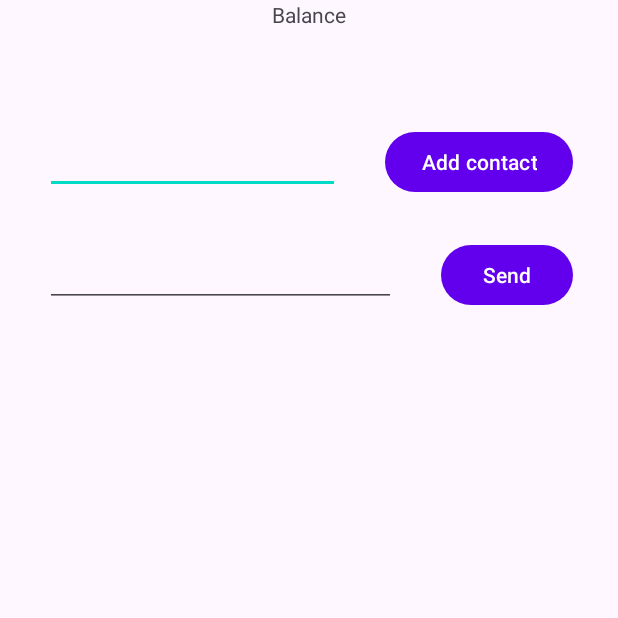
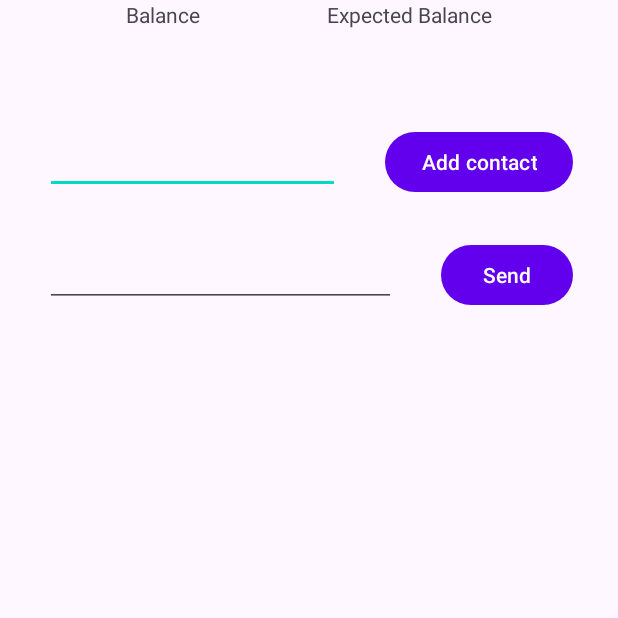
Before and after one commit to 18127003/CoinWallet, an Android app: the TransferActivity screen opened directly, with no data from a screen before it, on a phone screen of 412 x 824 dp, the top half of it. Run offline under Robolectric (Android 15) with nearby library versions, the phone set to English and light mode, and no system bars; our stand-ins replace Room's generated code; libraries missing offline, so code that uses them is left out: org.bitcoinj.core, org.bitcoinj.crypto, org.bitcoinj.kits, org.bitcoinj.script, org.bitcoinj.wallet and 1 more; 2 statements that could not run were skipped.

Commit message:
add expected balance

```diff
--- a/app/src/main/java/me/app/coinwallet/LocalWallet.java
+++ b/app/src/main/java/me/app/coinwallet/LocalWallet.java
@@ -59,8 +59,11 @@ public class LocalWallet {
     public boolean isEncrypted(){ return walletAppKit.wallet().isEncrypted(); }
 
     public String getPlainBalance(){
-        Log.e("HD","null "+(walletAppKit==null));
         return walletAppKit.wallet().getBalance().toPlainString();
+    }
+
+    public String getExpectedBalance(){
+        return walletAppKit.wallet().getBalance(Wallet.BalanceType.ESTIMATED).toPlainString();
     }
 
     public void addKey(){
--- a/app/src/main/java/me/app/coinwallet/ui/activities/TransferActivity.java
+++ b/app/src/main/java/me/app/coinwallet/ui/activities/TransferActivity.java
@@ -24,6 +24,7 @@ public class TransferActivity extends AppCompatActivity implements AddressBookAd
     Button sendBtn;
     Button addAddressBtn;
     TextView balance;
+    TextView expectedBalance;
     RecyclerView addressBook;
     TransferPageViewModel viewModel;
 
@@ -35,10 +36,12 @@ public class TransferActivity extends AppCompatActivity implements AddressBookAd
         sendAmount = findViewById(R.id.send_text);
         sendBtn = findViewById(R.id.send_button);
         balance = findViewById(R.id.balance);
+        expectedBalance = findViewById(R.id.expected_balance);
         addressBook = findViewById(R.id.address_book);
         addAddressBtn = findViewById(R.id.add_address_book_button);
         viewModel = new ViewModelProvider(this).get(TransferPageViewModel.class);
         viewModel.getBalance().observe(this,s -> balance.setText(s));
+        viewModel.getExpectedBalance().observe(this, s -> expectedBalance.setText(s));
         sendBtn.setOnClickListener(v -> sendPasswordDialog());
         addAddressBtn.setOnClickListener(v -> showAddContactDialog());
         AddressBookAdapter adapter = new AddressBookAdapter(this);
--- a/app/src/main/java/me/app/coinwallet/viewmodels/HomePageViewModel.java
+++ b/app/src/main/java/me/app/coinwallet/viewmodels/HomePageViewModel.java
@@ -29,6 +29,10 @@ public class HomePageViewModel extends ViewModel implements LocalWallet.EventLis
 
     public void extractMnemonic(File root){
         String mnemonicCode = localWallet.wallet().getKeyChainSeed().getMnemonicString();
+        if (mnemonicCode == null){
+            // TODO: Toast to notify user to decrypt wallet
+            return;
+        }
         Log.e("HD","Mnemonic code: "+mnemonicCode);
         File file = new File(root,"mnemonic");
         try {
--- a/app/src/main/java/me/app/coinwallet/viewmodels/TransferPageViewModel.java
+++ b/app/src/main/java/me/app/coinwallet/viewmodels/TransferPageViewModel.java
@@ -6,22 +6,24 @@ import androidx.lifecycle.AndroidViewModel;
 import androidx.lifecycle.LiveData;
 import androidx.lifecycle.MutableLiveData;
 import me.app.coinwallet.LocalWallet;
+import me.app.coinwallet.WalletNotificationType;
 import me.app.coinwallet.data.addressbook.AddressBookDao;
 import me.app.coinwallet.data.addressbook.AddressBookDatabase;
 import me.app.coinwallet.data.addressbook.AddressBookEntry;
 
 import java.util.List;
 
-public class TransferPageViewModel extends AndroidViewModel {
+public class TransferPageViewModel extends AndroidViewModel implements LocalWallet.EventListener {
     private final LocalWallet localWallet = LocalWallet.getInstance();
     private final MutableLiveData<String> balance = new MutableLiveData<>();
-//    private final MutableLiveData<List<AddressBookEntry>> addressBook = new MutableLiveData<>();
+    private final MutableLiveData<String> expectedBalance = new MutableLiveData<>();
     private final AddressBookDao addressBookDao;
 
     public TransferPageViewModel(Application application){
         super(application);
+        localWallet.subscribe(this);
         addressBookDao = AddressBookDatabase.getDatabase(application.getApplicationContext()).addressBookDao();
-        balance.postValue(localWallet.getPlainBalance());
+        refreshBalance();
     }
 
     public LiveData<List<AddressBookEntry>> getAddressBook() {
@@ -30,6 +32,10 @@ public class TransferPageViewModel extends AndroidViewModel {
 
     public MutableLiveData<String> getBalance() {
         return balance;
+    }
+
+    public MutableLiveData<String> getExpectedBalance() {
+        return expectedBalance;
     }
 
     public void send(String sendAddress, String value, String password){
@@ -48,4 +54,21 @@ public class TransferPageViewModel extends AndroidViewModel {
     public boolean isWalletEncrypted(){
         return localWallet.isEncrypted();
     }
+
+    public void refreshBalance(){
+        balance.postValue(localWallet.getPlainBalance());
+        expectedBalance.postValue(localWallet.getExpectedBalance());
+    }
+
+    @Override
+    public void update(WalletNotificationType type, String content) {
+        switch (type){
+            case TX_RECEIVED:
+                refreshBalance();
+                break;
+            case TX_ACCEPTED:
+                refreshBalance();
+                break;
+        }
+    }
 }
--- a/app/src/main/res/layout/activity_transfer.xml
+++ b/app/src/main/res/layout/activity_transfer.xml
@@ -16,7 +16,7 @@
 				android:layout_height="wrap_content"
 				android:text="@string/balance_label"
 				app:layout_constraintLeft_toLeftOf="parent"
-				app:layout_constraintRight_toRightOf="parent"
+				app:layout_constraintRight_toLeftOf="@id/expected_balance_label"
 				app:layout_constraintTop_toTopOf="parent"/>
 		<TextView
 				android:id="@+id/balance"
@@ -24,8 +24,24 @@
 				android:layout_height="wrap_content"
 				android:layout_marginTop="15dp"
 				app:layout_constraintLeft_toLeftOf="parent"
+				app:layout_constraintRight_toLeftOf="@+id/expected_balance"
+				app:layout_constraintTop_toBottomOf="@id/balance_label"/>
+		<TextView
+				android:id="@+id/expected_balance_label"
+				android:layout_width="wrap_content"
+				android:layout_height="wrap_content"
+				android:text="@string/expected_balance_label"
+				app:layout_constraintLeft_toRightOf="@id/balance_label"
 				app:layout_constraintRight_toRightOf="parent"
-				app:layout_constraintTop_toBottomOf="@id/balance_label"/>
+				app:layout_constraintTop_toTopOf="parent"/>
+		<TextView
+				android:id="@+id/expected_balance"
+				android:layout_width="wrap_content"
+				android:layout_height="wrap_content"
+				android:layout_marginTop="15dp"
+				app:layout_constraintLeft_toRightOf="@id/balance"
+				app:layout_constraintRight_toRightOf="parent"
+				app:layout_constraintTop_toBottomOf="@id/expected_balance_label"/>
 		<EditText
 				android:id="@+id/send_address_text"
 				android:layout_width="0dp"
--- a/app/src/main/res/values/strings.xml
+++ b/app/src/main/res/values/strings.xml
@@ -3,6 +3,7 @@
 	<string name="app_setup_completed">Setup Completed</string>
 	<string name="app_sync_completed">Sync Completed</string>
 	<string name="balance_label">Balance</string>
+	<string name="expected_balance_label">Expected Balance</string>
 	<string name="send_button_label">Send</string>
 	<string name="market_cap_button_label">Market Cap</string>
 	<string name="add_address_book_button_label">Add contact</string>
```
